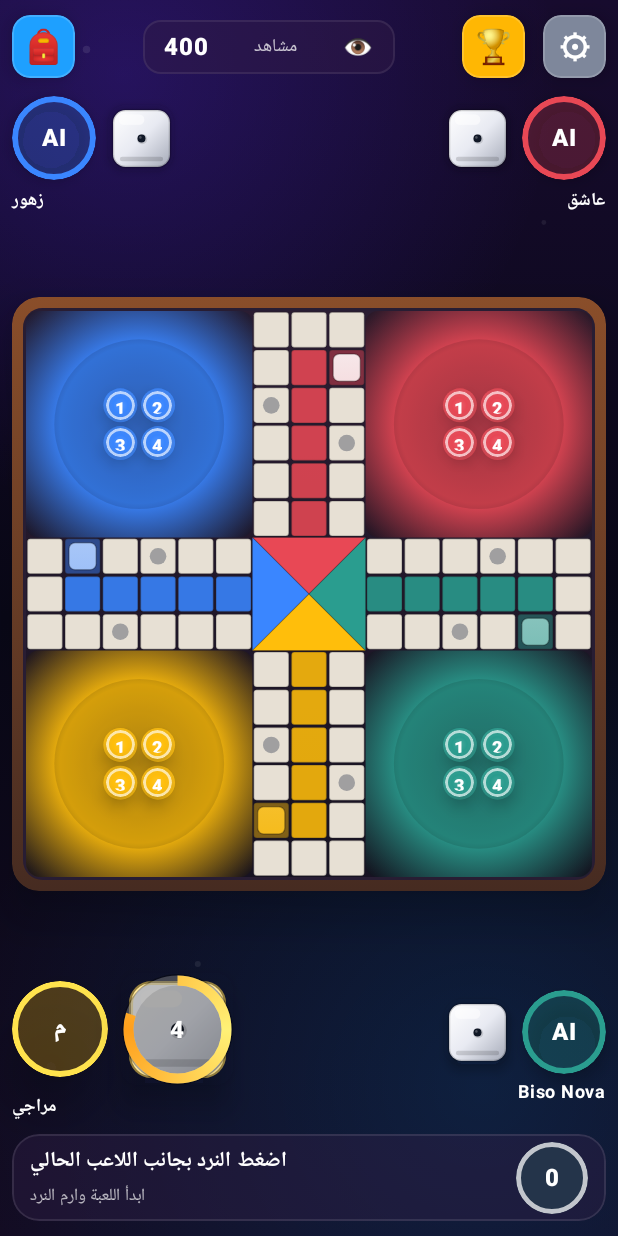
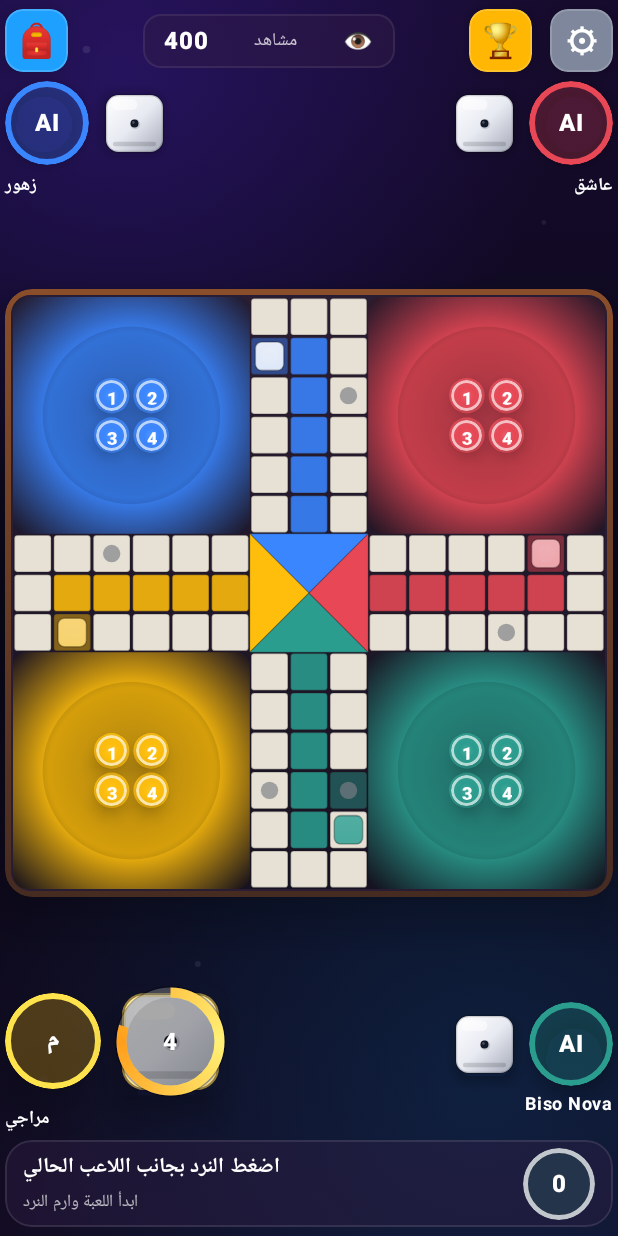
Before and after one commit to hamza2234/New, an Android app built with Jetpack Compose: the screen it shows after launch (MainActivity), after a tap on "ابدأ", on a phone screen of 412 x 824 dp. Run offline under Robolectric (Android 15) with nearby library versions, the phone set to English and light mode, and no system bars; 3 other taps on this screen came first.

Commit message:
Rebuild ludo board path mapping
Co-authored-by: hamza2234 <hamza2234@users.noreply.github.com>

```diff
--- a/app/src/main/java/com/example/ludo/LudoGameEngine.kt
+++ b/app/src/main/java/com/example/ludo/LudoGameEngine.kt
@@ -213,6 +213,6 @@ class LudoGameEngine(
     private companion object {
         const val TRACK_CELL_COUNT = 52
         const val MAX_ROLLS_WITHOUT_SIX = 6
-        val SAFE_TRACK_CELLS = setOf(0, 8, 13, 21, 26, 34, 39, 47)
+        val SAFE_TRACK_CELLS = setOf(1, 9, 14, 22, 27, 35, 40, 47)
     }
 }
--- a/app/src/main/java/com/example/ludo/LudoModels.kt
+++ b/app/src/main/java/com/example/ludo/LudoModels.kt
@@ -10,10 +10,10 @@ enum class LudoPlayerColor(
     val startCell: Int,
     val argb: Long,
 ) {
-    Yellow("الأصفر", startCell = 0, argb = 0xFFFFBE0B),
-    Blue("الأزرق", startCell = 13, argb = 0xFF3A86FF),
-    Red("الأحمر", startCell = 26, argb = 0xFFE84855),
-    Green("الأخضر", startCell = 39, argb = 0xFF2A9D8F),
+    Yellow("الأصفر", startCell = 9, argb = 0xFFFFBE0B),
+    Blue("الأزرق", startCell = 22, argb = 0xFF3A86FF),
+    Red("الأحمر", startCell = 35, argb = 0xFFE84855),
+    Green("الأخضر", startCell = 47, argb = 0xFF2A9D8F),
 }
 
 data class LudoPlayer(
--- a/app/src/main/java/com/example/ludo/LudoScreen.kt
+++ b/app/src/main/java/com/example/ludo/LudoScreen.kt
@@ -605,11 +605,11 @@ private fun GameTableScreen(
     Column(
         modifier = Modifier
             .fillMaxSize()
-            .padding(horizontal = 8.dp, vertical = 10.dp),
+            .padding(horizontal = 3.dp, vertical = 6.dp),
         horizontalAlignment = Alignment.CenterHorizontally,
     ) {
         GameTopBar(stake = stake, onExit = onExit, onReset = onReset)
-        Spacer(modifier = Modifier.height(12.dp))
+        Spacer(modifier = Modifier.height(6.dp))
         TopPlayersRow(
             state = state,
             displayedDice = displayedDice,
@@ -619,7 +619,7 @@ private fun GameTableScreen(
             moveCountdown = moveCountdown,
             onRollDice = onRollDice,
         )
-        Spacer(modifier = Modifier.height(8.dp))
+        Spacer(modifier = Modifier.height(4.dp))
         LudoBoardStage(
             state = state,
             visualProgressOverrides = visualProgressOverrides,
@@ -629,7 +629,7 @@ private fun GameTableScreen(
                 .fillMaxWidth()
                 .weight(1f, fill = true),
         )
-        Spacer(modifier = Modifier.height(8.dp))
+        Spacer(modifier = Modifier.height(4.dp))
         BottomPlayersRow(
             state = state,
             displayedDice = displayedDice,
@@ -639,7 +639,7 @@ private fun GameTableScreen(
             moveCountdown = moveCountdown,
             onRollDice = onRollDice,
         )
-        Spacer(modifier = Modifier.height(8.dp))
+        Spacer(modifier = Modifier.height(4.dp))
         MoveStatusBar(
             state = state,
             onPieceClick = onPieceClick,
@@ -1049,14 +1049,14 @@ private fun LudoBoardStage(
                 .shadow(18.dp, RoundedCornerShape(18.dp))
                 .clip(RoundedCornerShape(18.dp))
                 .background(Brush.verticalGradient(listOf(Color(0xFF8A4E2A), Color(0xFF462B21))))
-                .padding(7.dp),
+                .padding(4.dp),
         ) {
             Box(
                 modifier = Modifier
                     .fillMaxSize()
                     .clip(RoundedCornerShape(13.dp))
                     .background(Color(0xFF281D33))
-                    .padding(2.dp),
+                    .padding(1.dp),
             ) {
                 LudoBoard(
                     state = state,
@@ -1460,10 +1460,10 @@ private fun androidx.compose.ui.graphics.drawscope.DrawScope.drawPremiumBoard()
         )
     }
 
-    drawTriangleCenter(cell, LudoPlayerColor.Red.toColor(), top = true)
-    drawTriangleCenter(cell, LudoPlayerColor.Blue.toColor(), left = true)
-    drawTriangleCenter(cell, LudoPlayerColor.Yellow.toColor(), bottom = true)
-    drawTriangleCenter(cell, LudoPlayerColor.Green.toColor(), right = true)
+    drawTriangleCenter(cell, LudoPlayerColor.Blue.toColor(), top = true)
+    drawTriangleCenter(cell, LudoPlayerColor.Yellow.toColor(), left = true)
+    drawTriangleCenter(cell, LudoPlayerColor.Green.toColor(), bottom = true)
+    drawTriangleCenter(cell, LudoPlayerColor.Red.toColor(), right = true)
 }
 
 private fun androidx.compose.ui.graphics.drawscope.DrawScope.drawBoardCell(
@@ -1569,17 +1569,17 @@ private object LudoBoardLayout {
     )
 
     val homeLanes = mapOf(
-        LudoPlayerColor.Yellow to listOf(
+        LudoPlayerColor.Blue to listOf(
+            GridCell(7, 1), GridCell(7, 2), GridCell(7, 3), GridCell(7, 4), GridCell(7, 5), GridCell(7, 6),
+        ),
+        LudoPlayerColor.Red to listOf(
+            GridCell(13, 7), GridCell(12, 7), GridCell(11, 7), GridCell(10, 7), GridCell(9, 7), GridCell(8, 7),
+        ),
+        LudoPlayerColor.Green to listOf(
             GridCell(7, 13), GridCell(7, 12), GridCell(7, 11), GridCell(7, 10), GridCell(7, 9), GridCell(7, 8),
         ),
-        LudoPlayerColor.Blue to listOf(
+        LudoPlayerColor.Yellow to listOf(
             GridCell(1, 7), GridCell(2, 7), GridCell(3, 7), GridCell(4, 7), GridCell(5, 7), GridCell(6, 7),
-        ),
-        LudoPlayerColor.Red to listOf(
-            GridCell(7, 1), GridCell(7, 2), GridCell(7, 3), GridCell(7, 4), GridCell(7, 5), GridCell(7, 6),
-        ),
-        LudoPlayerColor.Green to listOf(
-            GridCell(13, 7), GridCell(12, 7), GridCell(11, 7), GridCell(10, 7), GridCell(9, 7), GridCell(8, 7),
         ),
     )
 
@@ -1598,13 +1598,13 @@ private object LudoBoardLayout {
     )
 
     val doorPoints = mapOf(
-        LudoPlayerColor.Yellow to BoardPoint(6.5f, 13.5f),
-        LudoPlayerColor.Blue to BoardPoint(1.5f, 6.5f),
-        LudoPlayerColor.Red to BoardPoint(8.5f, 1.5f),
-        LudoPlayerColor.Green to BoardPoint(13.5f, 8.5f),
+        LudoPlayerColor.Blue to BoardPoint(6.5f, 1.5f),
+        LudoPlayerColor.Red to BoardPoint(13.5f, 6.5f),
+        LudoPlayerColor.Green to BoardPoint(8.5f, 13.5f),
+        LudoPlayerColor.Yellow to BoardPoint(1.5f, 8.5f),
     )
 
-    val starCells = setOf(2, 8, 15, 21, 28, 34, 41, 47)
+    val starCells = setOf(1, 9, 14, 22, 27, 35, 40, 47)
 
     fun doorPoint(color: LudoPlayerColor): BoardPoint =
         doorPoints.getValue(color)
```
Also changed, not shown: 1 other file.
